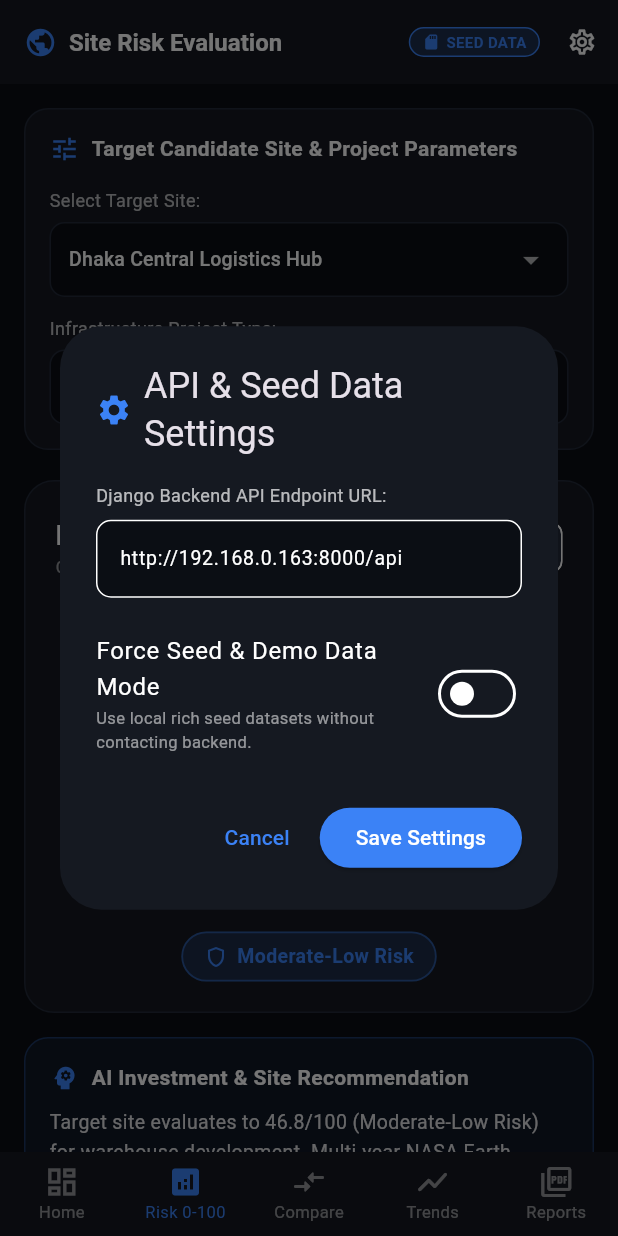
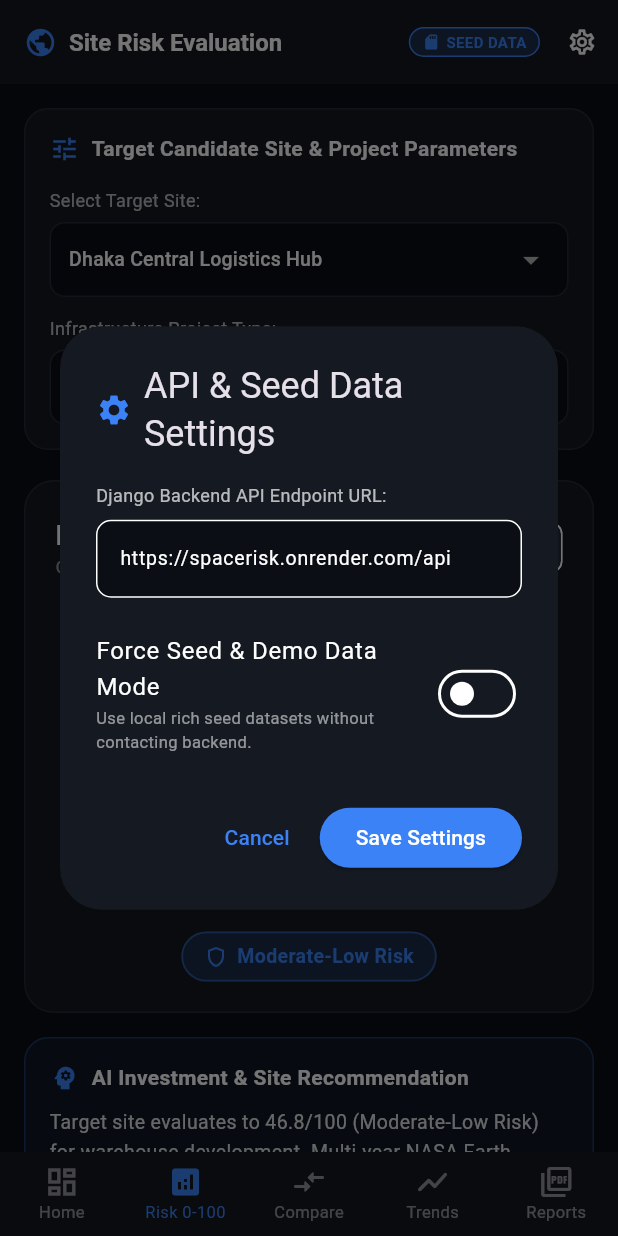
Before and after one commit to yanayem/NASA-Space-Apps-Challenge-Team-NextGen-Galaxy-, a Flutter app: the screen it shows after launch, item 2 of the bottom bar chosen, after a tap on the "settings" icon, on a phone screen of 412 x 824 dp. Run offline on Flutter 3.47's test engine with Material 3 defaults, Android fonts, the phone set to English and light mode, and no system bars; network calls fail.

Commit message:
Connect mobile app to live Render server, update NASA HLS & OpenAPI docs

```diff
--- a/mobile/lib/main.dart
+++ b/mobile/lib/main.dart
@@ -94,7 +94,7 @@ class _MainNavigationContainerState extends State<MainNavigationContainer> {
                 decoration: InputDecoration(
                   filled: true,
                   fillColor: const Color(0xFF0B0E14),
-                  hintText: 'http://192.168.0.163:8000/api',
+                  hintText: 'https://spacerisk.onrender.com/api',
                   hintStyle: const TextStyle(color: Colors.white38),
                   border: OutlineInputBorder(
                     borderRadius: BorderRadius.circular(10),
--- a/mobile/lib/services/api_service.dart
+++ b/mobile/lib/services/api_service.dart
@@ -10,8 +10,8 @@ class ApiService extends ChangeNotifier {
   factory ApiService() => _instance;
   ApiService._internal();
 
-  // Backend URL (Default to local IP or localhost)
-  String _backendUrl = 'http://192.168.0.163:8000/api';
+  // Backend URL (Default to live Render cloud backend)
+  String _backendUrl = 'https://spacerisk.onrender.com/api';
   bool _useSeedDataMode = false;
   bool _lastRequestWasDemo = false;
 
--- a/mobile/lib/services/seed_data.dart
+++ b/mobile/lib/services/seed_data.dart
@@ -174,7 +174,7 @@ class SeedData {
       "report_id": "SR-RPT-8F3A2B",
       "site_name": siteName,
       "generated_at": "2026-03-30 14:30:00 UTC",
-      "download_url": "http://localhost:8000/api/reports/download/8f3a2b/",
+      "download_url": "https://spacerisk.onrender.com/api/reports/download/8f3a2b/",
       "summary": "Executive B2B SpaceRisk Assessment PDF generated successfully for $siteName ($projectType). Includes multi-year Earth observation trend analysis, flood & heat vulnerability breakdowns, and actionable engineering mitigations."
     };
   }
```
Also changed, not shown: 2 other files.
